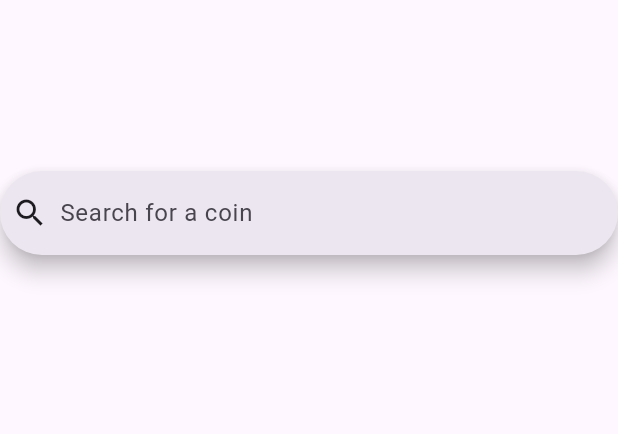
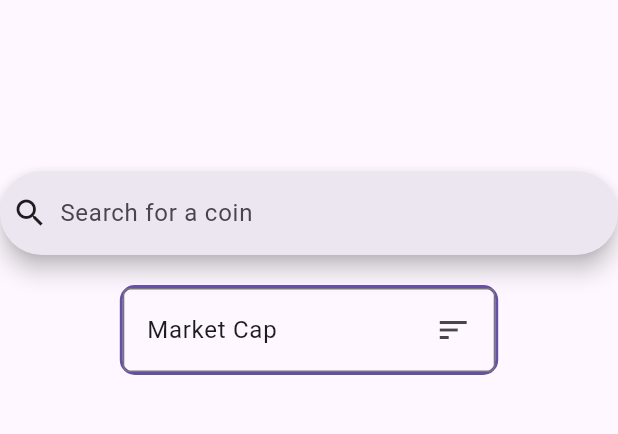
Before and after one commit to judemont/cryptoflow, a Flutter app: the screen it shows after launch, on a phone screen of 412 x 824 dp, the part 63-497 px from its top. Run offline on Flutter 3.47's test engine with Material 3 defaults, Android fonts, the light colour scheme and no system bars; our stand-ins replace fl_chart, flutter_svg; missing offline and left inert: adwaita; network calls fail.

Commit message:
Enhance Home screen: add sorting options and update listings logic; improve PriceChart error handling for price data

```diff
--- a/lib/screens/home.dart
+++ b/lib/screens/home.dart
@@ -25,7 +25,8 @@ class _HomeState extends State<Home> {
   }
 
   void updateList() {
-    getListings(search: searchText).then((value) {
+    getListings(search: searchText, order: orderBy, orderDirection: order)
+        .then((value) {
       if (value != null) {
         setState(() {
           cryptoList = value;
@@ -34,8 +35,32 @@ class _HomeState extends State<Home> {
     });
   }
 
+  List orders = [
+    {
+      "name": "Market Cap",
+      "value": "marketCap",
+      "icon": Icon(Icons.pie_chart),
+    },
+    {
+      "name": "24h Volume",
+      "value": "24hVolume",
+      "icon": Icon(Icons.currency_exchange)
+    },
+    {
+      "name": "Price Change 24h",
+      "value": "change",
+      "icon": Icon(Icons.show_chart)
+    },
+    {
+      "name": "Last listed",
+      "value": "listedAt",
+      "icon": Icon(Icons.rocket_launch)
+    }
+  ];
   List<Crypto> cryptoList = [];
   String searchText = "";
+  String orderBy = "marketCap";
+  String order = "desc";
 
   @override
   Widget build(BuildContext context) {
@@ -73,6 +98,63 @@ class _HomeState extends State<Home> {
                 updateList();
               },
             ),
+            const SizedBox(
+              height: 20,
+            ),
+            Wrap(
+              crossAxisAlignment: WrapCrossAlignment.center,
+              children: [
+                Container(
+                    decoration: BoxDecoration(
+                      border: Border.all(
+                        color: Theme.of(context).colorScheme.primary,
+                        width: 2,
+                      ),
+                      borderRadius: BorderRadius.circular(10),
+                    ),
+                    child: DropdownMenu(
+                        menuStyle: MenuStyle(),
+                        inputDecorationTheme: const InputDecorationTheme(
+                          border: OutlineInputBorder(),
+                        ),
+                        enableSearch: false,
+                        trailingIcon: const Icon(Icons.sort),
+                        initialSelection: orders[0]["value"],
+                        onSelected: (value) {
+                          setState(() {
+                            orderBy = value;
+                            if (!["change"].contains(orderBy)) {
+                              order = "desc";
+                            }
+                          });
+                          updateList();
+                        },
+                        dropdownMenuEntries: orders.map((e) {
+                          return DropdownMenuEntry(
+                            leadingIcon: e["icon"],
+                            label: e["name"],
+                            value: e["value"],
+                          );
+                        }).toList(growable: false))),
+                Visibility(
+                  visible: ["change"].contains(orderBy),
+                  child: IconButton(
+                    icon: Icon(
+                      order == "asc"
+                          ? Icons.arrow_upward
+                          : Icons.arrow_downward,
+                      color: Theme.of(context).colorScheme.primary,
+                    ),
+                    onPressed: () {
+                      setState(() {
+                        order = order == "asc" ? "desc" : "asc";
+                      });
+                      updateList();
+                    },
+                  ),
+                ),
+              ],
+            ),
             SizedBox(
               height: 100,
             ),
--- a/lib/widgets/price_chart.dart
+++ b/lib/widgets/price_chart.dart
@@ -83,15 +83,24 @@ class _PriceChartState extends State<PriceChart> {
                       ),
                     ),
                     spots: widget.priceHistory.map((e) {
-                      return FlSpot(
-                        e.dateTime!.millisecondsSinceEpoch.toDouble(),
-                        (e.price ??
+                      double price;
+                      try {
+                        price = (e.price ??
                                 widget
                                     .priceHistory[
                                         widget.priceHistory.indexOf(e) - 1]
                                     .price ??
                                 0)
-                            .toDouble(),
+                            .toDouble();
+                      } catch (e) {
+                        price = 0;
+                      }
+
+                      double time =
+                          e.dateTime!.millisecondsSinceEpoch.toDouble();
+                      return FlSpot(
+                        time,
+                        price,
                       );
                     }).toList(),
                   )
--- a/lib/widgets/time_period_buttons.dart
+++ b/lib/widgets/time_period_buttons.dart
@@ -10,8 +10,6 @@ class TimePeriodButtons extends StatefulWidget {
 
 class _TimePeriodButtonsState extends State<TimePeriodButtons> {
   final timePeriods = [
-    "1h",
-    "3h",
     "12h",
     "24h",
     "7d",
```
